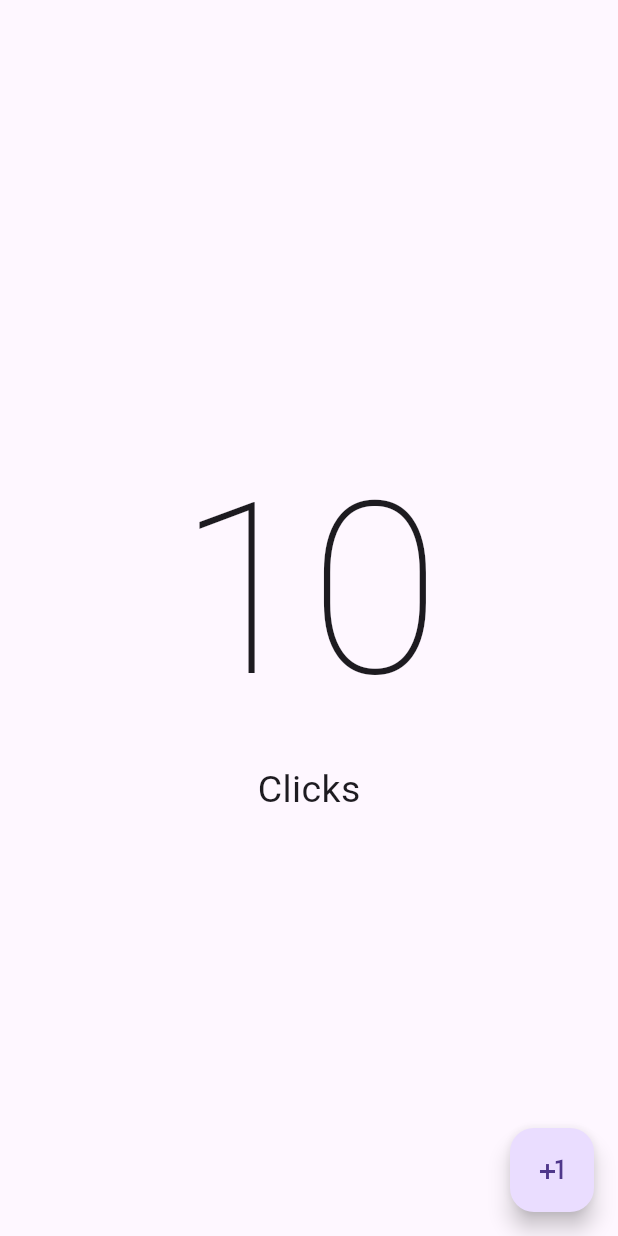
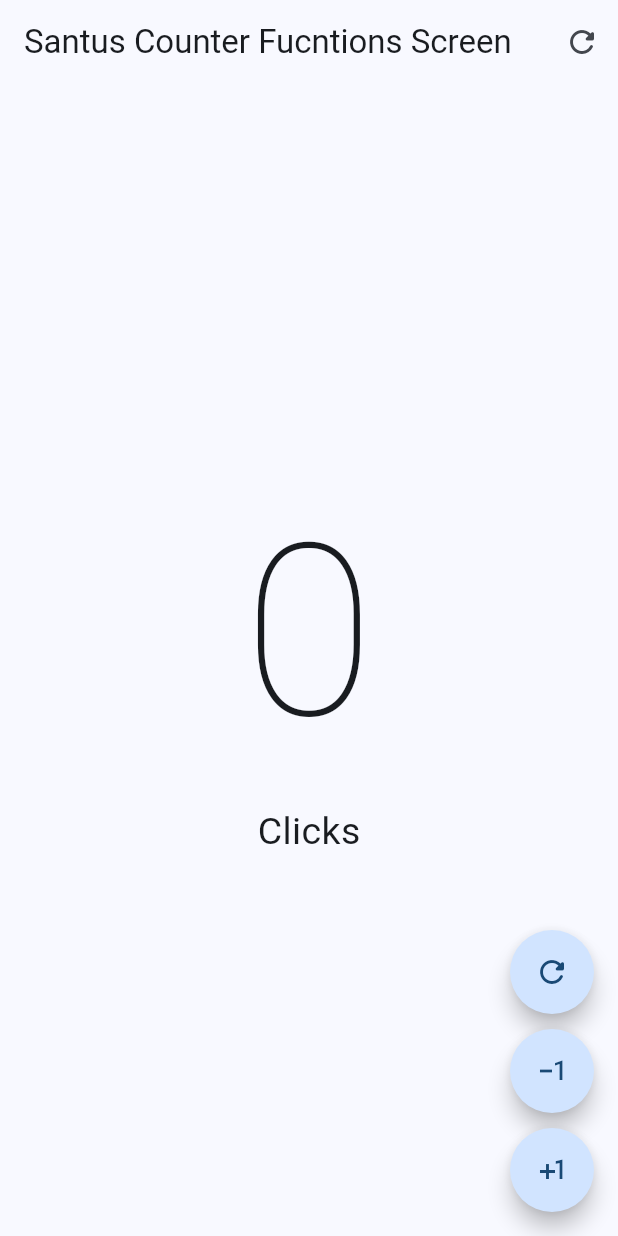
Before and after one commit to santu1987/hello_wordl_app_flutter, a Flutter app: the screen it shows after launch, on a phone screen of 412 x 824 dp. Run offline on Flutter 3.47's test engine with Material 3 defaults, Android fonts, the phone set to English and light mode, and no system bars.

Commit message:
Lista de widgets in counter app

```diff
--- a/lib/main.dart
+++ b/lib/main.dart
@@ -1,5 +1,5 @@
 import 'package:flutter/material.dart';
-import 'package:hellow_world_app/presentation/screens/counter/counter_screen.dart';
+import 'package:hellow_world_app/presentation/screens/counter/counter_functions_screen.dart';
 
 void main(){
   //ejecucion de widget principal
@@ -13,7 +13,11 @@ class MyApp extends StatelessWidget{
   Widget build(BuildContext context) {
     return MaterialApp(
       debugShowCheckedModeBanner: false,
-      home:CounterScreen()
+      theme: ThemeData(
+        useMaterial3: true,
+        colorSchemeSeed: Colors.blue
+      ),
+      home:CounterFunctionsScreen()
     );
   }
 
--- /dev/null
+++ b/lib/presentation/screens/counter/counter_functions_screen.dart
@@ -0,0 +1,107 @@
+import 'package:flutter/material.dart';
+
+class CounterFunctionsScreen extends StatefulWidget {
+
+  const CounterFunctionsScreen({super.key});
+
+  @override
+  State<CounterFunctionsScreen> createState() => _CounterFunctionsScreenState();
+
+}
+
+class _CounterFunctionsScreenState extends State<CounterFunctionsScreen> {
+
+  int clickCounter = 0;
+
+  @override
+  Widget build(BuildContext context) {
+    return  Scaffold(
+        //body:Center(child: Text('Counter screen'),)
+        appBar: AppBar(
+          title: Text("Santus Counter Fucntions Screen"),
+          actions: [
+            IconButton(
+              icon: Icon(Icons.refresh_rounded),
+              onPressed: () {
+                setState(() {
+                  clickCounter = 0;
+                });
+              },
+            ),
+          ],
+        ),
+        body: Center(
+          child: Column(
+            mainAxisAlignment: MainAxisAlignment.center,
+            children: [
+              Text('$clickCounter', style: TextStyle( fontSize:160, fontWeight: FontWeight.w100),),
+              Text('Click${ clickCounter == 1 ? '':'s'}', style: TextStyle( fontSize:25),)
+            ],
+          ),
+        ),
+        //Aqui manejamos una lista de widgets
+        floatingActionButton: Column(
+          mainAxisAlignment: MainAxisAlignment.end ,
+          children: [
+            //Btn reload
+            CustomButton(
+              icon: Icons.refresh_rounded,
+              onPressed: (){
+                clickCounter = 0;
+                setState(() {
+                });
+              },
+            ),
+            //Para dar espacio entre botones
+            SizedBox( height: 10),
+            //Btn menos
+            CustomButton(
+              icon: Icons.exposure_minus_1,
+              onPressed: (){
+                if( clickCounter == 0) return;
+                clickCounter--;
+                setState(() {
+                });
+              },
+            ),
+            //Para dar espacio entre botones
+            SizedBox( height: 10),
+            //Btn menos
+            CustomButton(
+              icon: Icons.plus_one,
+              onPressed: (){
+                clickCounter++;
+                setState(() {
+                });
+              },
+            ),
+
+          ],
+        )
+      );
+  }
+}
+//Un widget personalizado para porder usar varios
+class CustomButton extends StatelessWidget {
+
+  //Recibe el icono
+  final IconData icon;
+
+  //Recibe el onpress
+  final VoidCallback? onPressed;
+
+  const new({
+    super.key,
+    required this.icon,
+    this.onPressed,
+  });
+
+  @override
+  Widget build(BuildContext context) {
+    return FloatingActionButton(
+      shape: StadiumBorder(),
+      onPressed: onPressed,
+      child: Icon( icon ),
+    );
+  }
+}
--- a/lib/presentation/screens/counter/counter_screen.dart
+++ b/lib/presentation/screens/counter/counter_screen.dart
@@ -1,22 +1,41 @@
 import 'package:flutter/material.dart';
-class CounterScreen extends StatelessWidget {
-  const new({super.key});
+
+class CounterScreen extends StatefulWidget {
+
+  const CounterScreen({super.key});
+
+  @override
+  State<CounterScreen> createState() => _CounterScreenState();
+
+}
+
+class _CounterScreenState extends State<CounterScreen> {
+
+  int clickCounter = 0;
 
   @override
   Widget build(BuildContext context) {
     return  Scaffold(
         //body:Center(child: Text('Counter screen'),)
+        appBar: AppBar(
+          title: Text("Santus Counter Screen"),
+
+        ),
         body: Center(
           child: Column(
             mainAxisAlignment: MainAxisAlignment.center,
             children: [
-              Text('10', style: TextStyle( fontSize:160, fontWeight: FontWeight.w100),),
-              Text('Clicks', style: TextStyle( fontSize:25),)
+              Text('$clickCounter', style: TextStyle( fontSize:160, fontWeight: FontWeight.w100),),
+              Text('Click${ clickCounter == 1 ? '':'s'}', style: TextStyle( fontSize:25),)
             ],
           ),
         ),
         floatingActionButton: FloatingActionButton(
           onPressed: (){
+            //PAra que actualice la pantalla
+            setState(() {
+              clickCounter++;
+            });
 
           },
           child: Icon( Icons.plus_one),
```
Also changed, not shown: lib/presentation/screens/counter_functions_screen_varios_widgets.dart (added, +76 -0 lines).
